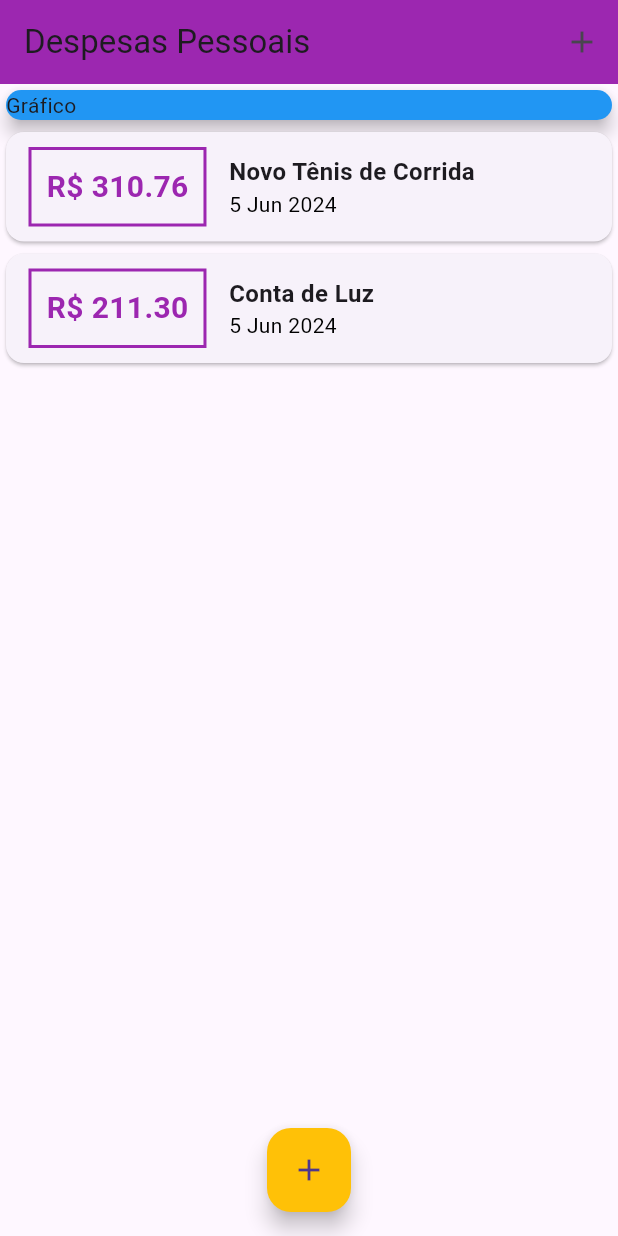
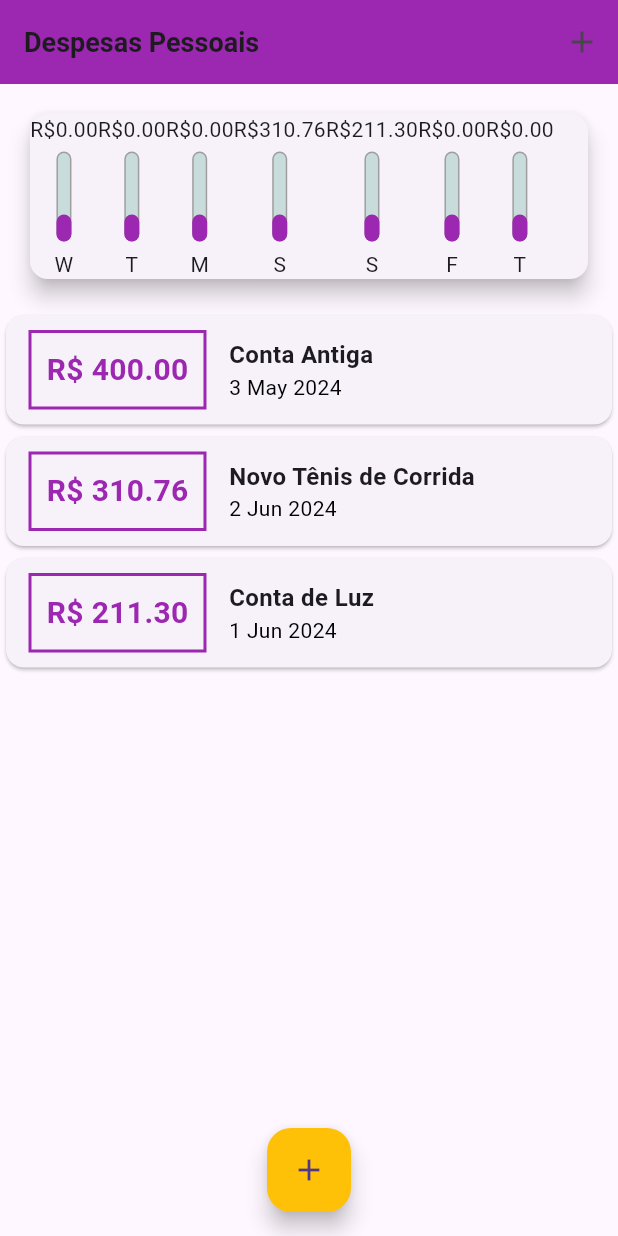
Before and after one commit to jessealvessilva/expenses, a Flutter app: the screen it shows after launch, on a phone screen of 412 x 824 dp. Run offline on Flutter 3.47's test engine with Material 3 defaults, Android fonts, the phone set to English and light mode, and no system bars; missing offline and left inert: dart:ffi; Roboto replaces fonts that are missing (OpenSans).

Commit message:
Barras indicativas de percentuais

```diff
--- /dev/null
+++ b/lib/components/chart.dart
@@ -0,0 +1,58 @@
+import 'package:flutter/material.dart';
+import 'package:intl/intl.dart';
+import '../models/transaction.dart';
+import '../components/chart_bar.dart';
+
+class Chart extends StatelessWidget {
+  final List<Transaction> recentTransaction;
+
+  const Chart(this.recentTransaction, {super.key});
+
+  List<Map<String, Object>> get groupedTransactions {
+    return List.generate(7, (index) {
+      final weekDay = DateTime.now().subtract(
+        Duration(days: index),
+      );
+
+      print("Valor de index $index");
+
+      double totalSum = 0.0;
+
+      for (var i = 0; i < recentTransaction.length; i++) {
+        bool sameDay = recentTransaction[i].date.day == weekDay.day;
+        bool sameMonth = recentTransaction[i].date.month == weekDay.month;
+        bool sameYear = recentTransaction[i].date.year == weekDay.year;
+
+        if (sameDay && sameMonth && sameYear) {
+          totalSum += recentTransaction[i].value;
+        }
+      }
+
+      print(DateFormat.E().format(weekDay)[0]);
+      print(totalSum);
+
+      return {
+        'day': DateFormat.E().format(weekDay)[0],
+        'value': totalSum,
+      };
+    });
+  }
+
+  @override
+  Widget build(BuildContext context) {
+    groupedTransactions;
+    return Card(
+      elevation: 6,
+      margin: EdgeInsets.all(20),
+      child: Row(
+        children: groupedTransactions.map((tr) {
+          return ChartBar(
+            label: tr['day'] as String,
+            value: tr['value'] as double,
+            percentage: 0.3,
+          );
+        }).toList(),
+      ),
+    );
+  }
+}
--- /dev/null
+++ b/lib/components/chart_bar.dart
@@ -0,0 +1,59 @@
+import 'package:flutter/cupertino.dart';
+import 'package:flutter/material.dart';
+import 'package:flutter/widgets.dart';
+
+class ChartBar extends StatelessWidget {
+  final String label;
+  final double value;
+  final double percentage;
+
+  const ChartBar({
+    required this.label,
+    required this.value,
+    required this.percentage,
+    Key? key,
+  }) : super(key: key);
+
+  @override
+  Widget build(BuildContext context) {
+    return Column(
+      children: [
+        Text('R\$${this.value.toStringAsFixed(2)}'),
+        SizedBox(
+          height: 5,
+        ),
+        Container(
+          height: 60,
+          width: 10,
+          child: Stack(
+            alignment: Alignment.bottomCenter,
+            children: [
+              Container(
+                decoration: BoxDecoration(
+                    border: Border.all(
+                      color: Colors.grey,
+                      width: 1.0,
+                    ),
+                    color: Color.fromRGBO(200, 220, 220, 1),
+                    borderRadius: BorderRadius.circular(50)),
+              ),
+              FractionallySizedBox(
+                heightFactor: percentage,
+                child: Container(
+                  decoration: BoxDecoration(
+                    color: Colors.purple,
+                    borderRadius: BorderRadius.circular(5),
+                  ),
+                ),
+              ),
+            ],
+          ),
+        ),
+        SizedBox(
+          height: 5,
+        ),
+        Text(this.label)
+      ],
+    );
+  }
+}
--- a/lib/components/transaction_list.dart
+++ b/lib/components/transaction_list.dart
@@ -11,7 +11,24 @@ class TransactionList extends StatelessWidget {
   Widget build(BuildContext context) {
     return SizedBox(
       height: 300,
-      child: ListView.builder(
+      child: transactions.isEmpty
+          ? Column(
+              children: <Widget>[
+                Text(
+                  'Nenhuma transação Cadastrada!',
+                  style: Theme.of(context).textTheme.titleLarge,
+                ),
+                const SizedBox(height: 20),
+                SizedBox(
+                  height: 200,
+                  child: Image.asset(
+                    'assets/images/waiting.png',
+                    fit: BoxFit.cover,
+                  ),
+                )
+              ],
+            )
+          : ListView.builder(
               itemCount: transactions.length,
               itemBuilder: (ctx, index) {
                 final tr = transactions[index];
--- a/lib/components/transaction_user.dart
+++ /dev/null
@@ -1,58 +0,0 @@
-import 'dart:ffi';
-import 'dart:math';
-
-import 'package:flutter/material.dart';
-import '../models/transaction.dart';
-import '../components/transaction_list.dart';
-import '../components/transaction_form.dart';
-
-class TransactionUser extends StatefulWidget {
-  const TransactionUser({super.key});
-
-  @override
-  State<TransactionUser> createState() => _TransactionUserState();
-}
-
-class _TransactionUserState extends State<TransactionUser> {
-  final _transactions = [
-    Transaction(
-      id: 't1',
-      title: 'Novo Tênis de Corrida',
-      value: 310.76,
-      date: DateTime.now(),
-    ),
-    Transaction(
-      id: 't2',
-      title: 'Conta de Luz',
-      value: 211.30,
-      date: DateTime.now(),
-    ),
-  ];
-
-  _addTransaction(String titile, double value) {
-    print("Conta recebida : ${titile}");
-    print("Valor da Conta recebido: ${value}");
-
-    final newTransaction = Transaction(
-      id: Random().nextDouble().toString(),
-      title: titile,
-      value: value,
-      date: DateTime.now(),
-    );
-
-    setState(() {
-      _transactions.add(newTransaction);
-    });
-  }
-
-  @override
-  Widget build(BuildContext context) {
-    return Column(
-      children: <Widget>[
-        TransactionForm(onSubmit: _addTransaction),
-        TransactionList(transactions: _transactions),
-        // TransactionForm(onSubmit: _addTransaction),
-      ],
-    );
-  }
-}
--- a/lib/main.dart
+++ b/lib/main.dart
@@ -1,9 +1,13 @@
+import 'dart:ffi';
+
 import 'package:expenses/components/transaction_form.dart';
 import 'package:flutter/material.dart';
 import 'dart:math';
 import 'components/transaction_form.dart';
 import 'components/transaction_list.dart';
+import 'components/chart.dart';
 import 'models/transaction.dart';
+import 'package:intl/intl.dart';
 
 main() => runApp(ExpensesApp());
 
@@ -27,6 +31,14 @@ class ExpensesApp extends StatelessWidget {
         appBarTheme: AppBarTheme(
           backgroundColor: Colors.purple,
         ),
+        textTheme: tema.textTheme.copyWith(
+          headline6: const TextStyle(
+            fontFamily: 'OpenSans',
+            fontSize: 18,
+            fontWeight: FontWeight.bold,
+            color: Colors.black,
+          ),
+        ),
         // floatingActionButtonTheme: FloatingActionButtonThemeData(
         //   backgroundColor: colorScheme.tertiary,
         //   foregroundColor: colorScheme.onTertiary,
@@ -45,20 +57,30 @@ class MyHomePage extends StatefulWidget {
 }
 
 class _MyHomePageState extends State<MyHomePage> {
-  final _transactions = [
+  final List<Transaction> _transactions = [
     Transaction(
-      id: 't1',
-      title: 'Novo Tênis de Corrida',
-      value: 310.76,
-      date: DateTime.now(),
-    ),
+        id: 't0',
+        title: 'Conta Antiga',
+        value: 400.00,
+        date: DateTime.now().subtract(Duration(days: 33))),
+    Transaction(
+        id: 't1',
+        title: 'Novo Tênis de Corrida',
+        value: 310.76,
+        date: DateTime.now().subtract(Duration(days: 3))),
     Transaction(
       id: 't2',
       title: 'Conta de Luz',
       value: 211.30,
-      date: DateTime.now(),
+      date: DateTime.now().subtract(Duration(days: 4)),
     ),
   ];
+
+  List<Transaction> get _recentTransactions {
+    return _transactions.where((tr) {
+      return tr.date.isAfter(DateTime.now().subtract(Duration(days: 7)));
+    }).toList();
+  }
 
   _addTransaction(String title, double value) {
     final newTransaction = Transaction(
@@ -100,13 +122,7 @@ class _MyHomePageState extends State<MyHomePage> {
         child: Column(
           crossAxisAlignment: CrossAxisAlignment.stretch,
           children: [
-            const SizedBox(
-              child: Card(
-                color: Colors.blue,
-                child: Text('Gráfico'),
-                elevation: 5,
-              ),
-            ),
+            Chart(_recentTransactions),
             TransactionList(_transactions),
           ],
         ),
--- a/pubspec.yaml
+++ b/pubspec.yaml
@@ -60,8 +60,8 @@ flutter:
   uses-material-design: true
 
   # To add assets to your application, add an assets section, like this:
-  # assets:
-  #   - images/a_dot_burr.jpeg
+  assets:
+    - assets\images\waiting.png
   #   - images/a_dot_ham.jpeg
 
   # An image asset can refer to one or more resolution-specific "variants", see
```
Also changed, not shown: assets/fonts/OpenSans-Bold.ttf (added), assets/fonts/OpenSans-Regular.ttf (added), assets/fonts/Quicksand-Bold.ttf (added), assets/fonts/Quicksand-Light.ttf (added), assets/fonts/Quicksand-Medium.ttf (added), assets/fonts/Quicksand-Regular.ttf (added), assets/images/waiting.png (added), 1 other file. Lines whose indentation alone changed are shown as unchanged.
